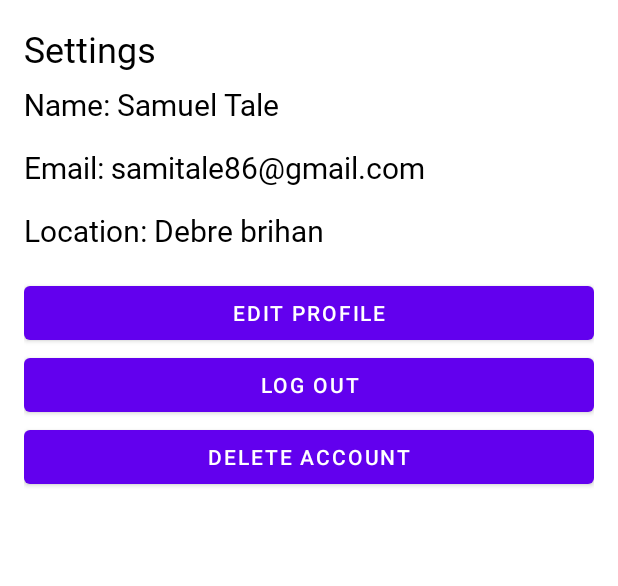
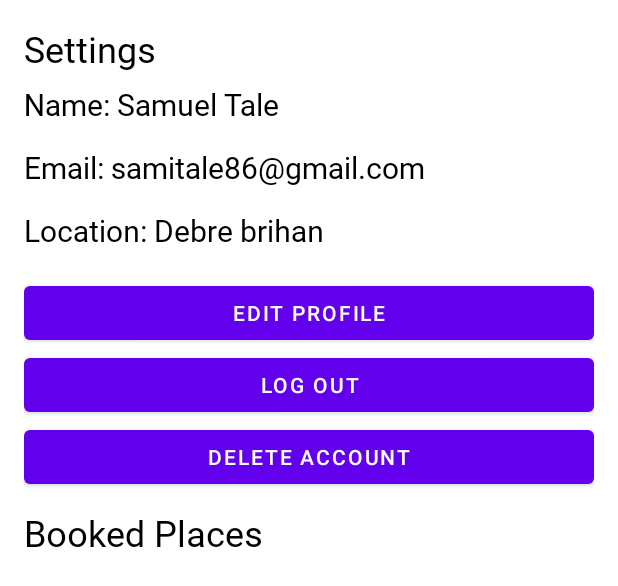
Before and after one commit to sami855-ux/Tour-Mobile-App-Main, an Android app: the layout setting.xml on its own in the app's theme, with its tools: preview values and no code run, on a phone screen of 412 x 824 dp. Shown: the top 586 px of the screen. Run offline under Robolectric (Android 15) with nearby library versions, the phone set to English and light mode, and no system bars.

Commit message:
some modifications are added

```diff
--- a/app/src/main/res/layout/setting.xml
+++ b/app/src/main/res/layout/setting.xml
@@ -114,15 +114,25 @@
         android:layout_height="match_parent"
         android:orientation="vertical">
 
+        <TextView
+            android:layout_width="wrap_content"
+            android:layout_height="wrap_content"
+            android:layout_marginVertical="10dp"
+            android:layout_marginTop="15dp"
+            android:fontFamily="@font/poppinssemibold"
+            android:text="Booked Places"
+            android:textColor="@color/black"
+            android:textSize="24sp" />
+
         <ListView
             android:id="@+id/hotel_list_view"
             android:layout_width="match_parent"
             android:layout_height="400dp"
+            android:background="@android:color/white"
             android:divider="@android:color/darker_gray"
             android:dividerHeight="1dp"
-            android:background="@android:color/white"
+            android:fontFamily="@font/poppinsregular"
             android:padding="8dp"
-            android:scrollbars="none"
-            android:fontFamily="@font/poppinsregular"/>
+            android:scrollbars="none" />
     </LinearLayout>
 </LinearLayout>
```
Also changed, not shown: app/src/main/java/com/example/assignment_gr/PlacesFragment.java (+38 -16 lines).
